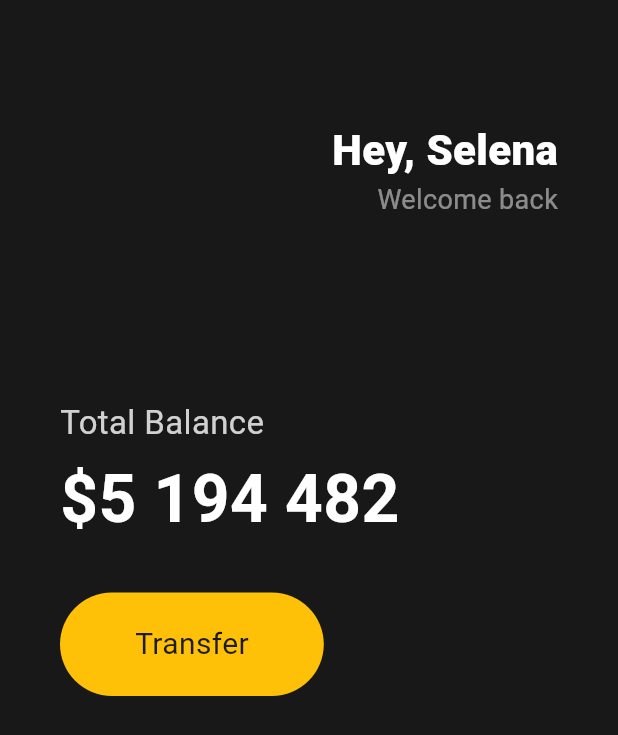
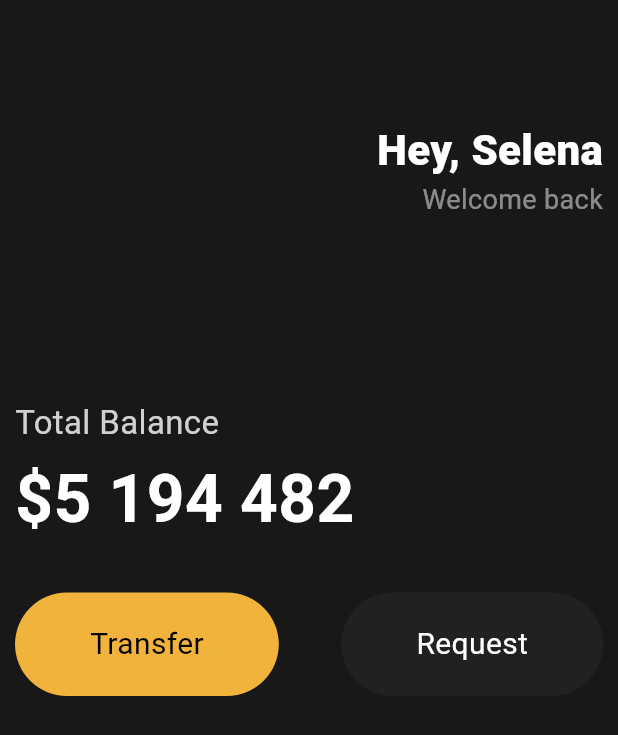
Before and after one commit to kijiwon/toonflix, a Flutter app: the screen it shows after launch, on a phone screen of 412 x 824 dp. Shown: the top 735 px of the screen. Run offline on Flutter 3.47's test engine with Material 3 defaults, Android fonts, the phone set to English and light mode, and no system bars.

Commit message:
Button widget 분리 및 재사용

```diff
--- a/lib/main.dart
+++ b/lib/main.dart
@@ -1,4 +1,5 @@
 import 'package:flutter/material.dart';
+import 'package:toonfilx/widgets/Button.dart';
 
 class Player {
   // String 뒤에 ?를 붙여주면 아무 파라미터 없이도 생성자 함수를 만들 수 있음
@@ -31,7 +32,7 @@ class MyApp extends StatelessWidget {
           backgroundColor: const Color(0xFF181818), // custom color
           body: Padding(
             padding: const EdgeInsets.symmetric(
-              horizontal: 40,
+              horizontal: 10,
             ), // 수평 방향으로 여백 넣기
             child: Column(
               // 본문 정렬
@@ -92,27 +93,18 @@ class MyApp extends StatelessWidget {
                 const SizedBox(
                   height: 30,
                 ),
-                Row(
+                const Row(
+                  mainAxisAlignment: MainAxisAlignment.spaceBetween,
                   children: [
                     // button container 만들기
-                    Container(
-                      decoration: BoxDecoration(
-                        color: Colors.amber,
-                        borderRadius: BorderRadius.circular(45),
-                      ),
-                      child: const Padding(
-                        padding: EdgeInsets.symmetric(
-                          vertical: 20,
-                          horizontal: 50,
-                        ),
-                        child: Text(
-                          'Transfer',
-                          style: TextStyle(
-                            fontSize: 20,
-                          ),
-                        ),
-                      ),
-                    )
+                    Button(
+                        text: 'Transfer',
+                        bgColor: Color(0xFFF1B33B),
+                        textColor: Colors.black),
+                    Button(
+                        text: 'Request',
+                        bgColor: const Color(0XFF1F2123),
+                        textColor: Colors.white)
                   ],
                 )
               ],
--- /dev/null
+++ b/lib/widgets/button.dart
@@ -0,0 +1,38 @@
+import 'package:flutter/material.dart';
+
+class Button extends StatelessWidget {
+  // reusable한 button 만들기
+  final String text;
+  final Color bgColor;
+  final Color textColor;
+
+  // constructor 만들기
+  const Button(
+      {super.key,
+      required this.text,
+      required this.bgColor,
+      required this.textColor});
+
+  @override
+  Widget build(BuildContext context) {
+    return Container(
+      decoration: BoxDecoration(
+        color: bgColor,
+        borderRadius: BorderRadius.circular(45),
+      ),
+      child: Padding(
+        padding: const EdgeInsets.symmetric(
+          vertical: 20,
+          horizontal: 50,
+        ),
+        child: Text(
+          text,
+          style: TextStyle(
+            color: textColor,
+            fontSize: 20,
+          ),
+        ),
+      ),
+    );
+  }
+}
```
